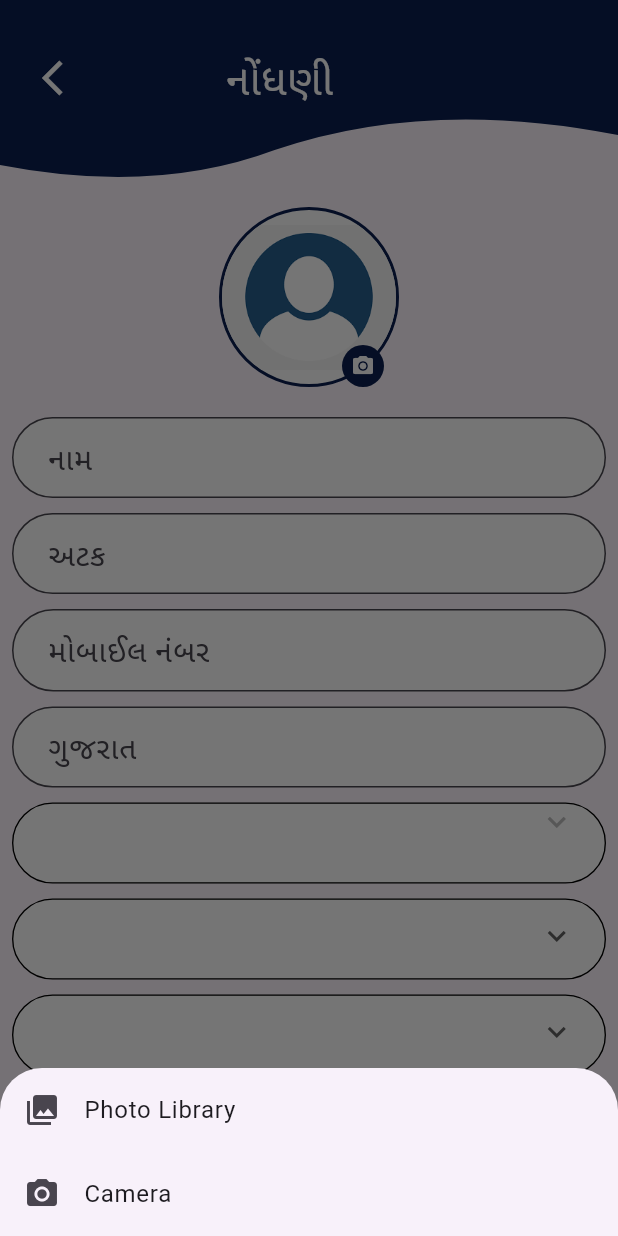
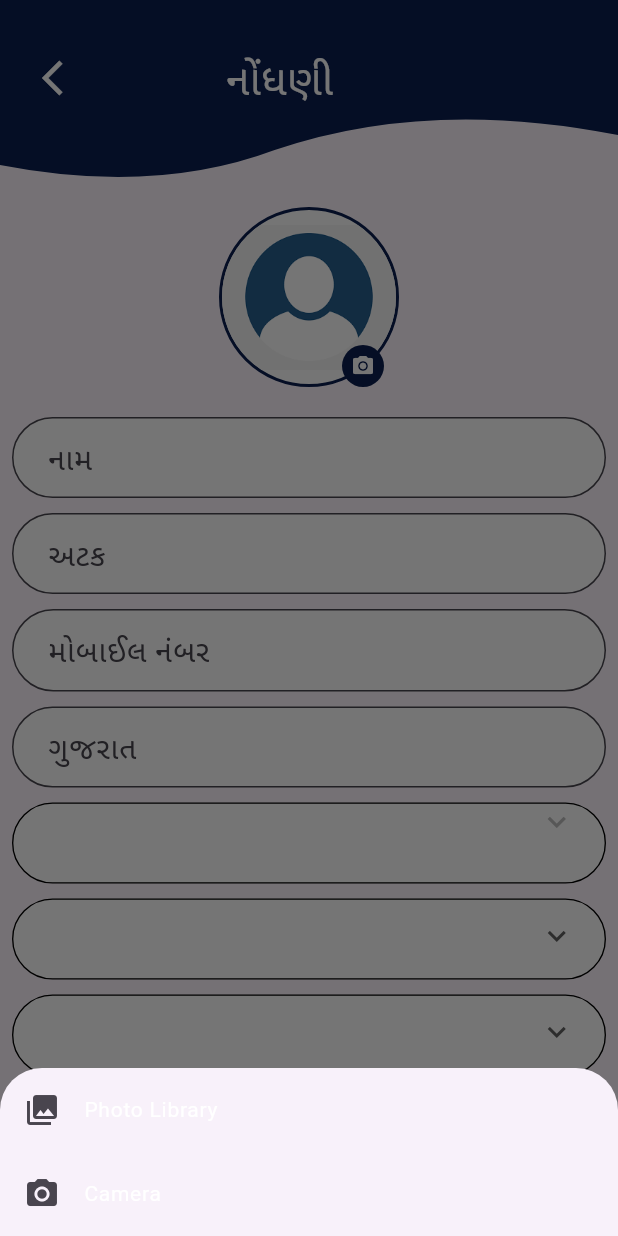
Before and after one commit to tusharaddeveloper/le-vech, a Flutter app: the NotedScreen screen opened directly with empty values, after a tap on the "camera alt" icon, on a phone screen of 412 x 824 dp. Run offline on Flutter 3.47's test engine with Material 3 defaults, Android fonts, the phone set to English and light mode, and no system bars; our stand-ins replace cached_network_image, carousel_slider, cloud_firestore, firebase_auth, firebase_core, firebase_storage and 7 more; accounts and stored records are empty; network calls fail; Roboto replaces fonts that are missing (bah).

Commit message:
- appText use all screen 17-1-24

```diff
--- a/lib/Controller/Auth Controller/noted_controller.dart
+++ b/lib/Controller/Auth Controller/noted_controller.dart
@@ -5,6 +5,7 @@ import 'package:firebase_storage/firebase_storage.dart';
 import 'package:flutter/material.dart';
 import 'package:image_cropper/image_cropper.dart';
 import 'package:le_vech/Controller/Auth%20Controller/login_controller.dart';
+import 'package:le_vech/Widgets/app_text.dart';
 import 'package:le_vech/Widgets/string_const.dart';
 import 'package:le_vech/screens/Home%20Screen/home_screen.dart';
 import 'package:le_vech/utils/firebase_get.dart';
@@ -147,14 +148,14 @@ class NotedController extends GetxController {
                   child: Wrap(children: [
             ListTile(
                 leading: const Icon(Icons.photo_library),
-                title: const Text('Photo Library'),
+                title:  /*Text('Photo Library')*/ AppText(text:'Photo Library',size: 14),
                 onTap: () {
                   selectImageFromGallery(context);
                   Navigator.of(context).pop();
                 }),
             ListTile(
                 leading: const Icon(Icons.photo_camera),
-                title: const Text('Camera'),
+                title:   AppText(text:'Camera',size: 14) ,
                 onTap: () {
                   selectImageFromCamera(context);
                   Navigator.of(context).pop();
--- a/lib/Controller/Auth Controller/otp_controller.dart
+++ b/lib/Controller/Auth Controller/otp_controller.dart
@@ -2,6 +2,8 @@ import 'package:get/get.dart';
 import 'package:cloud_firestore/cloud_firestore.dart';
 import 'package:firebase_auth/firebase_auth.dart';
 import 'package:flutter/material.dart';
+import 'package:le_vech/Widgets/app_text.dart';
+import 'package:le_vech/Widgets/color_const.dart';
 import 'package:le_vech/screens/Auth/noted_screen.dart';
 import 'package:le_vech/screens/Home%20Screen/home_screen.dart';
 import 'package:le_vech/utils/firebase_get.dart';
@@ -29,7 +31,7 @@ class OTPController extends GetxController {
       } else {
         isLoading.value = false;
 
-        ScaffoldMessenger.of(context).showSnackBar(const SnackBar(backgroundColor: Colors.red, content: Center(child: Text('Invalid Otp', style: TextStyle(color: Colors.black)))));
+        ScaffoldMessenger.of(context).showSnackBar(SnackBar(backgroundColor: Colors.red, content: Center(child: AppText(text: 'Invalid Otp', size: 14, txtColor: AppColor.primarycolorblack))));
       }
     } catch (e) {
       isLoading.value = false;
--- a/lib/Controller/Like Controller/like_screen_controller.dart
+++ b/lib/Controller/Like Controller/like_screen_controller.dart
@@ -5,6 +5,8 @@ import 'package:le_vech/utils/firebase_get.dart';
 
 class LikeController extends GetxController {
   RxBool isLodingData = false.obs;
+   RxList favListTemp = [].obs;
+
   RxList<QueryDocumentSnapshot> getWhereLike = <QueryDocumentSnapshot>[].obs;
   RxList<QueryDocumentSnapshot> profileData = <QueryDocumentSnapshot>[].obs;
 
--- a/lib/Widgets/app_bar.dart
+++ b/lib/Widgets/app_bar.dart
@@ -1,5 +1,6 @@
 import 'package:flutter/material.dart';
 import 'package:flutter_custom_clippers/flutter_custom_clippers.dart';
+import 'package:le_vech/Widgets/app_text.dart';
 import 'color_const.dart';
 import 'image_const.dart';
 
@@ -53,7 +54,7 @@ class _AppBarWidgetState extends State<AppBarWidget> {
                                 },
                                 child: Icon(Icons.arrow_back_ios, color: AppColor.primarycolor, size: 28)),
                             Spacer(),
-                            Text(widget.info!, style: TextStyle(color: AppColor.primarycolor, fontSize: 28)),
+                            AppText(text: widget.info!,txtColor: AppColor.primarycolor,size: 28),
                             Spacer(),
                             Spacer()
                           ])))))
--- a/lib/Widgets/app_button.dart
+++ b/lib/Widgets/app_button.dart
@@ -1,4 +1,5 @@
 import 'package:flutter/material.dart';
+import 'package:le_vech/Widgets/app_text.dart';
 import 'color_const.dart';
 
 class AppButton extends StatefulWidget {
@@ -28,7 +29,8 @@ class _AppButtonState extends State<AppButton> {
             child: Center(
               child: widget.isLoad ?? false
                   ? Padding(padding: EdgeInsets.all(3.0), child: CircularProgressIndicator(color: AppColor.primarycolor))
-                  : Text(widget.buttontxt, style: TextStyle(color: AppColor.primarycolor, fontSize: 20, fontWeight: FontWeight.w500)),
+                  : /*Text(widget.buttontxt, style: TextStyle(color: AppColor.primarycolor, fontSize: 20, fontWeight: FontWeight.w500))*/
+                  AppText(text: widget.buttontxt, txtColor: AppColor.primarycolor, size: 20, fontWeight: FontWeight.w500),
             )));
   }
 }
--- a/lib/Widgets/drop_down.dart
+++ b/lib/Widgets/drop_down.dart
@@ -1,4 +1,5 @@
 import 'package:flutter/material.dart';
+import 'package:le_vech/Widgets/app_text.dart';
 import 'color_const.dart';
 
 class DropDown extends StatefulWidget {
@@ -36,7 +37,9 @@ class _DropDownState extends State<DropDown> {
                 // Array list of items
                 underline: SizedBox(),
                 items: widget.items.map((String items) {
-                  return DropdownMenuItem(value: items, child: Text(items, style: TextStyle(fontSize: 18, color: AppColor.primarycolorblack)));
+                  return DropdownMenuItem(value: items, child: /*Text(items, style: TextStyle(fontSize: 18, color: AppColor.primarycolorblack))*/
+                  AppText(text: items,txtColor: AppColor.primarycolorblack,size: 18),
+                  );
                 }).toList(),
                 onChanged: (String? newValue) {
                   setState(() {
```
Also changed, not shown: lib/Controller/Add Controller/send_add_controller.dart (+10 -6 lines), lib/Controller/Home Controller/home_controller.dart (+10 -10 lines), lib/Controller/Profile Controller/profile_controller.dart (+12 -3 lines), lib/Screens/Like Screen/like_screen.dart (+9 -13 lines), lib/Screens/Profile Screen/le_vech_profile.dart (+14 -6 lines).
